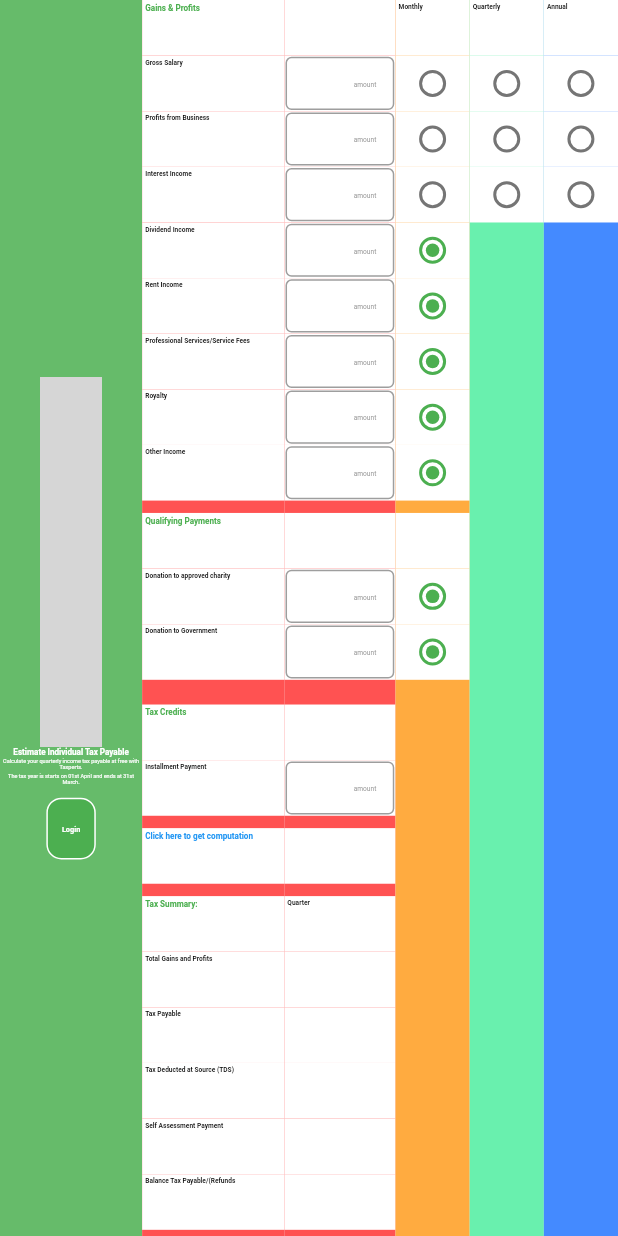
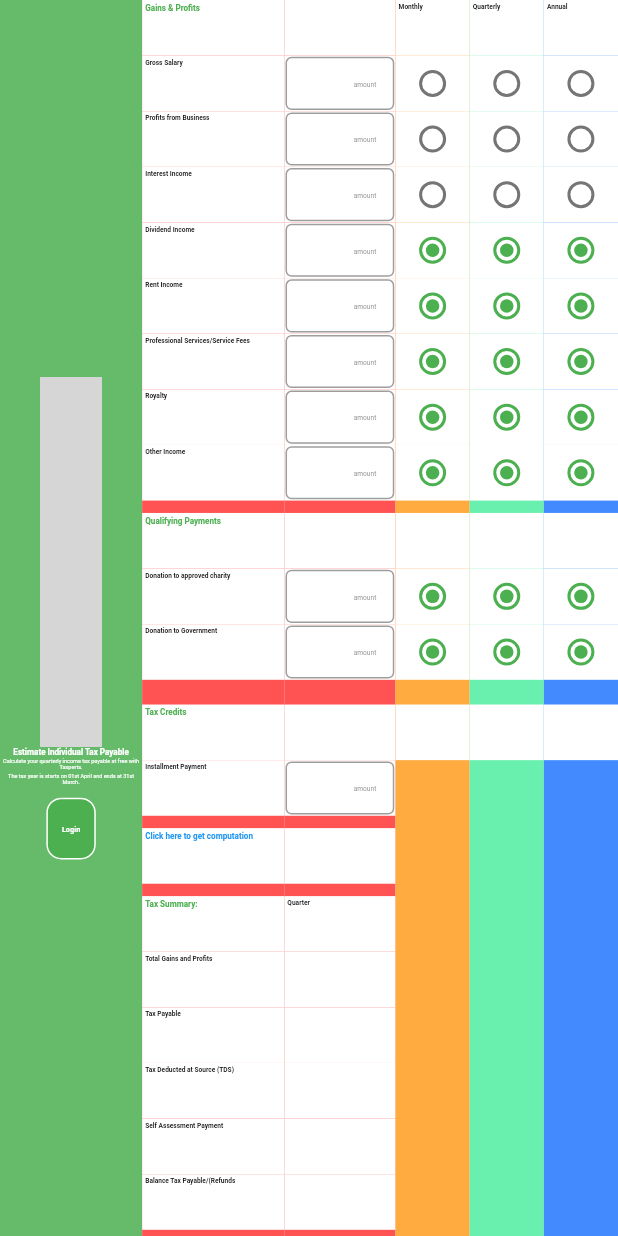
Before and after one commit to CBS-Developments/Taxpert-App-UI, a Flutter app: the DesktopScaffold screen opened directly, on a phone screen of 412 x 824 dp. Run offline on Flutter 3.47's test engine with Material 2 defaults, Android fonts, the phone set to English and light mode, and no system bars; missing offline and left inert: pattern_formatter; grey boxes are pictures that could not be loaded.

Commit message:
Update desktop_body.dart

```diff
--- a/taxpert_app_ui/lib/responsive/desktop_body.dart
+++ b/taxpert_app_ui/lib/responsive/desktop_body.dart
@@ -477,6 +477,15 @@
                     onChanged: (val){},
                     value: test),
 
+                SizedBox(
+                  height: LaSizeBoxHeight(context),
+                ),
+
+                SecTextFeildContainer(
+                    childText: '',
+                    fontSize: getFontMe(context),
+                    textColor: Colors.black),
+
               ],
             ),
           ),
@@ -512,6 +521,59 @@
                       interestIncomeRadioButtonItem = 12;
                       interestIncomeId = 8;},
                     value: 8),
+
+                RedioContainer(
+                    groupValue:test,
+                    onChanged: (val){},
+                    value: test),
+
+                RedioContainer(
+                    groupValue:test,
+                    onChanged: (val){},
+                    value: test),
+
+                RedioContainer(
+                    groupValue:test,
+                    onChanged: (val){},
+                    value: test),
+
+                RedioContainer(
+                    groupValue:test,
+                    onChanged: (val){},
+                    value: test),
+
+                RedioContainer(
+                    groupValue:test,
+                    onChanged: (val){},
+                    value: test),
+
+                SizedBox(
+                  height: MeSizeBoxHeight(context),
+                ),
+
+                SecTextFeildContainer(
+                    childText: '',
+                    fontSize: getFontMe(context),
+                    textColor: Colors.black),
+
+                RedioContainer(
+                    groupValue:test,
+                    onChanged: (val){},
+                    value: test),
+
+                RedioContainer(
+                    groupValue:test,
+                    onChanged: (val){},
+                    value: test),
+
+                SizedBox(
+                  height: LaSizeBoxHeight(context),
+                ),
+
+                SecTextFeildContainer(
+                    childText: '',
+                    fontSize: getFontMe(context),
+                    textColor: Colors.black),
 
 
               ],
@@ -549,7 +611,60 @@
                     onChanged: (val){
                       interestIncomeRadioButtonItem = 1;
                       interestIncomeId = 9;},
-                    value: 9)
+                    value: 9),
+
+                RedioContainer(
+                    groupValue:test,
+                    onChanged: (val){},
+                    value: test),
+
+                RedioContainer(
+                    groupValue:test,
+                    onChanged: (val){},
+                    value: test),
+
+                RedioContainer(
+                    groupValue:test,
+                    onChanged: (val){},
+                    value: test),
+
+                RedioContainer(
+                    groupValue:test,
+                    onChanged: (val){},
+                    value: test),
+
+                RedioContainer(
+                    groupValue:test,
+                    onChanged: (val){},
+                    value: test),
+
+                SizedBox(
+                  height: MeSizeBoxHeight(context),
+                ),
+
+                SecTextFeildContainer(
+                    childText: '',
+                    fontSize: getFontMe(context),
+                    textColor: Colors.black),
+
+                RedioContainer(
+                    groupValue:test,
+                    onChanged: (val){},
+                    value: test),
+
+                RedioContainer(
+                    groupValue:test,
+                    onChanged: (val){},
+                    value: test),
+
+                SizedBox(
+                  height: LaSizeBoxHeight(context),
+                ),
+
+                SecTextFeildContainer(
+                    childText: '',
+                    fontSize: getFontMe(context),
+                    textColor: Colors.black),
 
 
               ],
```
